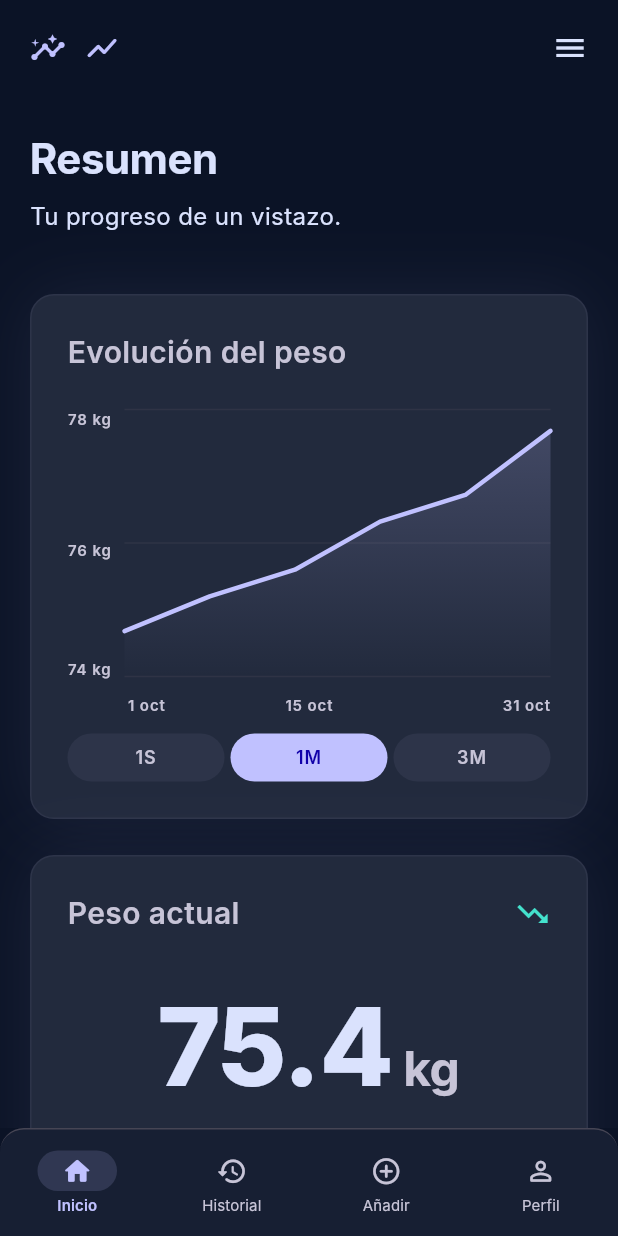
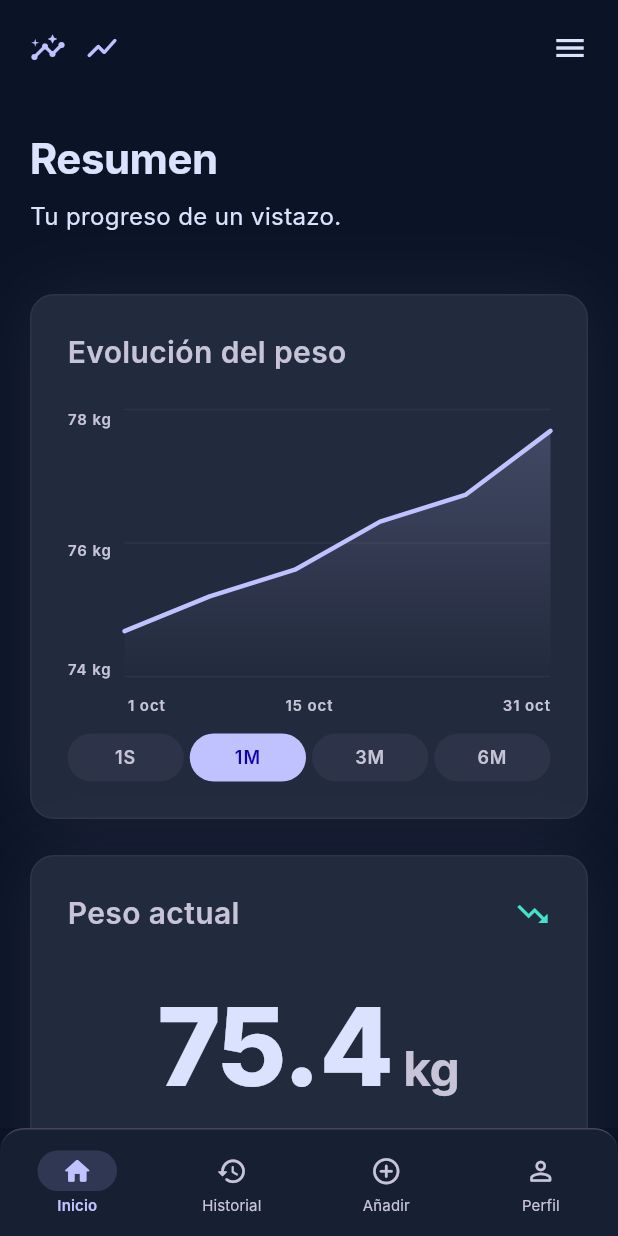
Before and after one commit to sergiogrcia/weightme, a Flutter app: the screen it shows after launch, on a phone screen of 412 x 824 dp. Run offline on Flutter 3.47's test engine with Material 3 defaults, Android fonts, the phone set to English and light mode, and no system bars; Roboto replaces fonts that are missing (Inter).

Commit message:
add 6-month chart view

```diff
--- a/lib/screens/home_screen.dart
+++ b/lib/screens/home_screen.dart
@@ -173,7 +173,7 @@ class _ChartCard extends StatelessWidget {
           const SizedBox(height: AppSpacing.sm),
           Row(
             children: [
-              for (final period in ['1S', '1M', '3M']) ...[
+              for (final period in ['1S', '1M', '3M', '6M']) ...[
                 Expanded(
                   child: _PeriodButton(
                     label: period,
@@ -181,7 +181,7 @@ class _ChartCard extends StatelessWidget {
                     onPressed: () => onPeriodChanged(period),
                   ),
                 ),
-                if (period != '3M') const SizedBox(width: AppSpacing.xxs),
+                if (period != '6M') const SizedBox(width: AppSpacing.xxs),
               ],
             ],
           ),
```
